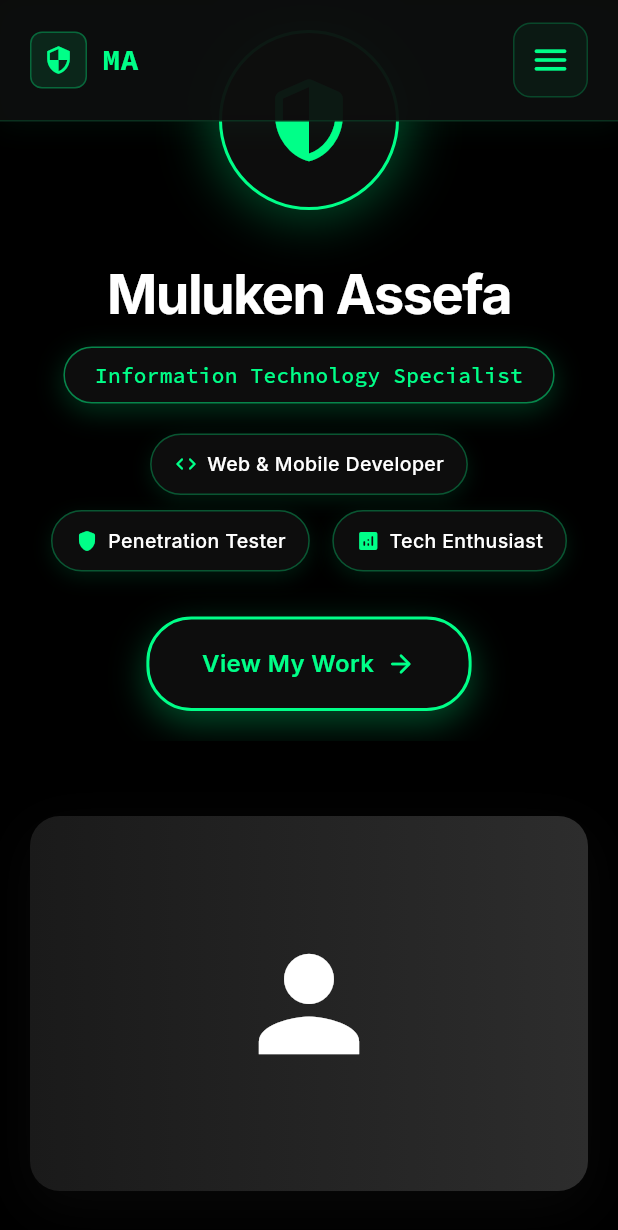
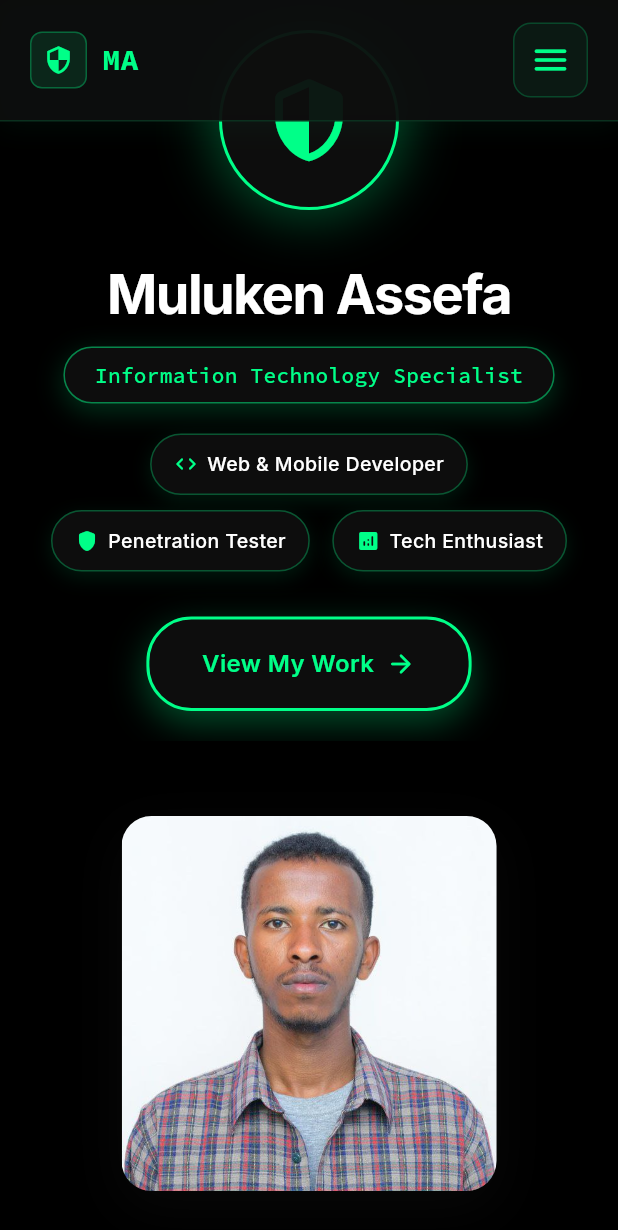
Before and after one commit to MulukenAsefa/MAT.Portifolio, a Flutter app: the screen it shows after launch, on a phone screen of 412 x 824 dp. Shown: the top 1230 px of the screen. Run offline on Flutter 3.47's test engine with Material 3 defaults, Android fonts, the phone set to English and light mode, and no system bars; our stand-ins replace google_fonts.

Commit message:
Add profile photo to About section
Co-authored-by: Copilot <223556219+Copilot@users.noreply.github.com>

```diff
--- a/lib/screens/about_screen.dart
+++ b/lib/screens/about_screen.dart
@@ -35,8 +35,17 @@ class AboutScreen extends StatelessWidget {
                       ),
                     ],
                   ),
-                  child: const Center(
-                    child: Icon(Icons.person, size: 100, color: Colors.white),
+                  child: ClipRRect(
+                    borderRadius: BorderRadius.circular(20),
+                    child: Image.asset(
+                      'assets/images/TEZAR.jpg',
+                      fit: BoxFit.cover,
+                      errorBuilder: (context, error, stackTrace) {
+                        return const Center(
+                          child: Icon(Icons.person, size: 100, color: Colors.white),
+                        );
+                      },
+                    ),
                   ),
                 ),
                 const SizedBox(height: 30),
@@ -63,8 +72,17 @@ class AboutScreen extends StatelessWidget {
                         ),
                       ],
                     ),
-                    child: const Center(
-                      child: Icon(Icons.person, size: 150, color: Colors.white),
+                    child: ClipRRect(
+                      borderRadius: BorderRadius.circular(20),
+                      child: Image.asset(
+                        'assets/images/TEZAR.jpg',
+                        fit: BoxFit.cover,
+                        errorBuilder: (context, error, stackTrace) {
+                          return const Center(
+                            child: Icon(Icons.person, size: 150, color: Colors.white),
+                          );
+                        },
+                      ),
                     ),
                   ),
                 ),
--- a/pubspec.yaml
+++ b/pubspec.yaml
@@ -24,3 +24,6 @@ dev_dependencies:
 
 flutter:
   uses-material-design: true
+
+  assets:
+    - assets/images/
```
Also changed, not shown: assets/images/TEZAR.jpg (added), pubspec.lock.
